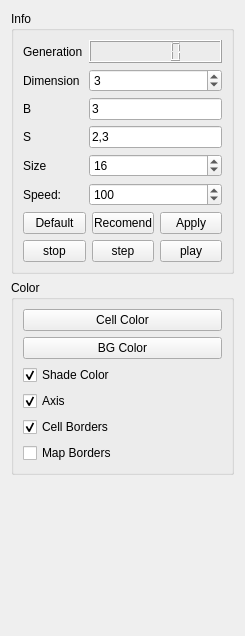
Above: panel/panel.ui from BigCubeCat/GameOfLife before the change. Below: the same form after it.
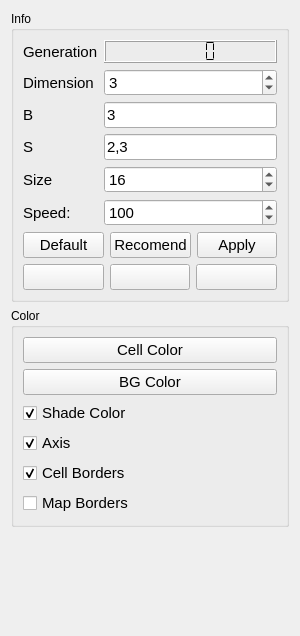
That is the form after the change.

```diff
--- a/panel/panel.ui
+++ b/panel/panel.ui
@@ -6,7 +6,7 @@
    <rect>
     <x>0</x>
     <y>0</y>
-    <width>245</width>
+    <width>300</width>
     <height>636</height>
    </rect>
   </property>
@@ -18,13 +18,16 @@
   </property>
   <property name="minimumSize">
    <size>
-    <width>245</width>
+    <width>300</width>
     <height>0</height>
    </size>
   </property>
   <property name="windowTitle">
    <string>Form</string>
   </property>
+  <property name="styleSheet">
+   <string notr="true"/>
+  </property>
   <layout class="QVBoxLayout" name="verticalLayout">
    <item>
     <widget class="QGroupBox" name="groupBox">
@@ -38,6 +41,11 @@
          <layout class="QGridLayout" name="gridLayout">
           <item row="3" column="2">
            <widget class="QLineEdit" name="BInput">
+            <property name="font">
+             <font>
+              <pointsize>11</pointsize>
+             </font>
+            </property>
             <property name="text">
              <string>3</string>
             </property>
@@ -45,6 +53,11 @@
           </item>
           <item row="6" column="0">
            <widget class="QLabel" name="label_10">
+            <property name="font">
+             <font>
+              <pointsize>11</pointsize>
+             </font>
+            </property>
             <property name="text">
              <string>Size</string>
             </property>
@@ -52,6 +65,14 @@
           </item>
           <item row="1" column="0">
            <widget class="QLabel" name="label_6">
+            <property name="font">
+             <font>
+              <pointsize>11</pointsize>
+             </font>
+            </property>
+            <property name="lineWidth">
+             <number>1</number>
+            </property>
             <property name="text">
              <string>Generation</string>
             </property>
@@ -59,6 +80,11 @@
           </item>
           <item row="3" column="0">
            <widget class="QLabel" name="label_7">
+            <property name="font">
+             <font>
+              <pointsize>11</pointsize>
+             </font>
+            </property>
             <property name="text">
              <string>B</string>
             </property>
@@ -66,6 +92,11 @@
           </item>
           <item row="5" column="2">
            <widget class="QLineEdit" name="SInput">
+            <property name="font">
+             <font>
+              <pointsize>11</pointsize>
+             </font>
+            </property>
             <property name="text">
              <string>2,3</string>
             </property>
@@ -73,6 +104,11 @@
           </item>
           <item row="5" column="0">
            <widget class="QLabel" name="label_8">
+            <property name="font">
+             <font>
+              <pointsize>11</pointsize>
+             </font>
+            </property>
             <property name="text">
              <string>S</string>
             </property>
@@ -80,6 +116,11 @@
           </item>
           <item row="10" column="0">
            <widget class="QLabel" name="label_4">
+            <property name="font">
+             <font>
+              <pointsize>11</pointsize>
+             </font>
+            </property>
             <property name="text">
              <string>Speed:</string>
             </property>
@@ -87,6 +128,11 @@
           </item>
           <item row="2" column="0">
            <widget class="QLabel" name="label_9">
+            <property name="font">
+             <font>
+              <pointsize>11</pointsize>
+             </font>
+            </property>
             <property name="text">
              <string>Dimension</string>
             </property>
@@ -94,6 +140,11 @@
           </item>
           <item row="10" column="2">
            <widget class="QSpinBox" name="SpeedSpin">
+            <property name="font">
+             <font>
+              <pointsize>11</pointsize>
+             </font>
+            </property>
             <property name="minimum">
              <number>1</number>
             </property>
@@ -106,10 +157,28 @@
            </widget>
           </item>
           <item row="1" column="2">
-           <widget class="QLCDNumber" name="lcdNumber"/>
+           <widget class="QLCDNumber" name="lcdNumber">
+            <property name="font">
+             <font>
+              <family>Hack</family>
+              <pointsize>16</pointsize>
+             </font>
+            </property>
+            <property name="styleSheet">
+             <string notr="true"> </string>
+            </property>
+            <property name="segmentStyle">
+             <enum>QLCDNumber::Flat</enum>
+            </property>
+           </widget>
           </item>
           <item row="2" column="2">
            <widget class="QSpinBox" name="DSpin">
+            <property name="font">
+             <font>
+              <pointsize>11</pointsize>
+             </font>
+            </property>
             <property name="minimum">
              <number>2</number>
             </property>
@@ -123,6 +192,11 @@
           </item>
           <item row="6" column="2">
            <widget class="QSpinBox" name="SizeSpin">
+            <property name="font">
+             <font>
+              <pointsize>11</pointsize>
+             </font>
+            </property>
             <property name="minimum">
              <number>1</number>
             </property>
@@ -140,13 +214,29 @@
          <layout class="QHBoxLayout" name="horizontalLayout_3">
           <item>
            <widget class="QPushButton" name="clearButton">
+            <property name="font">
+             <font>
+              <pointsize>11</pointsize>
+             </font>
+            </property>
+            <property name="styleSheet">
+             <string notr="true"/>
+            </property>
             <property name="text">
              <string>Default</string>
             </property>
            </widget>
           </item>
           <item>
-           <widget class="QPushButton" name="recomendedButton">
+           <widget class="QPushButton" name="recommendedButton">
+            <property name="font">
+             <font>
+              <pointsize>11</pointsize>
+             </font>
+            </property>
+            <property name="styleSheet">
+             <string notr="true"/>
+            </property>
             <property name="text">
              <string>Recomend</string>
             </property>
@@ -154,6 +244,14 @@
           </item>
           <item>
            <widget class="QPushButton" name="applyButton">
+            <property name="font">
+             <font>
+              <pointsize>11</pointsize>
+             </font>
+            </property>
+            <property name="styleSheet">
+             <string notr="true"/>
+            </property>
             <property name="text">
              <string>Apply</string>
             </property>
@@ -165,22 +263,52 @@
          <layout class="QHBoxLayout" name="horizontalLayout">
           <item>
            <widget class="QPushButton" name="stop">
+            <property name="font">
+             <font>
+              <pointsize>11</pointsize>
+             </font>
+            </property>
+            <property name="styleSheet">
+             <string notr="true"/>
+            </property>
             <property name="text">
-             <string>stop</string>
+             <string/>
             </property>
            </widget>
           </item>
           <item>
            <widget class="QPushButton" name="step">
+            <property name="font">
+             <font>
+              <pointsize>11</pointsize>
+             </font>
+            </property>
+            <property name="styleSheet">
+             <string notr="true"/>
+            </property>
             <property name="text">
-             <string>step</string>
+             <string/>
             </property>
            </widget>
           </item>
           <item>
            <widget class="QPushButton" name="run">
+            <property name="font">
+             <font>
+              <pointsize>11</pointsize>
+             </font>
+            </property>
+            <property name="toolTip">
+             <string>play</string>
+            </property>
+            <property name="statusTip">
+             <string>play</string>
+            </property>
+            <property name="styleSheet">
+             <string notr="true"/>
+            </property>
             <property name="text">
-             <string>play</string>
+             <string/>
             </property>
            </widget>
           </item>
@@ -202,6 +330,14 @@
      <layout class="QGridLayout" name="colorLayout">
       <item row="0" column="0">
        <widget class="QPushButton" name="colorButton">
+        <property name="font">
+         <font>
+          <pointsize>11</pointsize>
+         </font>
+        </property>
+        <property name="styleSheet">
+         <string notr="true"/>
+        </property>
         <property name="text">
          <string>Cell Color</string>
         </property>
@@ -209,6 +345,11 @@
       </item>
       <item row="4" column="0">
        <widget class="QCheckBox" name="borderCheck">
+        <property name="font">
+         <font>
+          <pointsize>11</pointsize>
+         </font>
+        </property>
         <property name="text">
          <string>Cell Borders</string>
         </property>
@@ -219,6 +360,14 @@
       </item>
       <item row="1" column="0">
        <widget class="QPushButton" name="bgButton">
+        <property name="font">
+         <font>
+          <pointsize>11</pointsize>
+         </font>
+        </property>
+        <property name="styleSheet">
+         <string notr="true"/>
+        </property>
         <property name="text">
          <string>BG Color</string>
         </property>
@@ -226,6 +375,11 @@
       </item>
       <item row="2" column="0">
        <widget class="QCheckBox" name="shadeCheck">
+        <property name="font">
+         <font>
+          <pointsize>11</pointsize>
+         </font>
+        </property>
         <property name="text">
          <string>Shade Color</string>
         </property>
@@ -236,6 +390,11 @@
       </item>
       <item row="6" column="0">
        <widget class="QCheckBox" name="mapCheck">
+        <property name="font">
+         <font>
+          <pointsize>11</pointsize>
+         </font>
+        </property>
         <property name="text">
          <string>Map Borders</string>
         </property>
@@ -243,6 +402,11 @@
       </item>
       <item row="3" column="0">
        <widget class="QCheckBox" name="axisCheck">
+        <property name="font">
+         <font>
+          <pointsize>11</pointsize>
+         </font>
+        </property>
         <property name="text">
          <string>Axis</string>
         </property>
```
